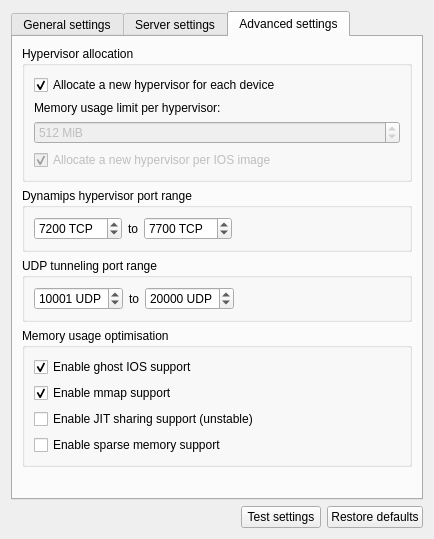
Before: the Qt Designer form gns3/modules/dynamips/ui/dynamips_preferences_page.ui in GNS3/gns3-gui, drawn with Qt 5.
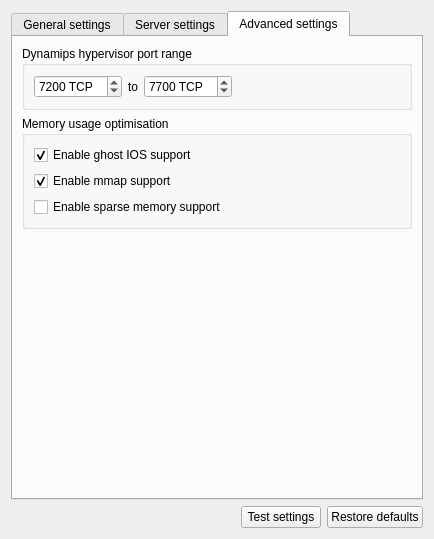
After: the same form once the commit is applied. The open tabs and pages were chosen to show the change.

Commit message: Save Dynamips routers using LocalConfig instead of QSettings.

Patch:
```diff
--- a/gns3/modules/dynamips/ui/dynamips_preferences_page.ui
+++ b/gns3/modules/dynamips/ui/dynamips_preferences_page.ui
@@ -224,64 +224,6 @@
        <string>Advanced settings</string>
       </attribute>
       <layout class="QVBoxLayout" name="verticalLayout_3">
-       <item>
-        <widget class="QGroupBox" name="uiHypervisorAllocationGroupBox">
-         <property name="title">
-          <string>Hypervisor allocation</string>
-         </property>
-         <layout class="QVBoxLayout" name="verticalLayout_2">
-          <item>
-           <widget class="QCheckBox" name="uiAllocateHypervisorPerDeviceCheckBox">
-            <property name="text">
-             <string>Allocate a new hypervisor for each device</string>
-            </property>
-            <property name="checked">
-             <bool>true</bool>
-            </property>
-           </widget>
-          </item>
-          <item>
-           <widget class="QLabel" name="uiMemoryUsageLimitPerHypervisorLabel">
-            <property name="text">
-             <string>Memory usage limit per hypervisor:</string>
-            </property>
-           </widget>
-          </item>
-          <item>
-           <widget class="QSpinBox" name="uiMemoryUsageLimitPerHypervisorSpinBox">
-            <property name="enabled">
-             <bool>false</bool>
-            </property>
-            <property name="suffix">
-             <string> MiB</string>
-            </property>
-            <property name="maximum">
-             <number>1000000</number>
-            </property>
-            <property name="singleStep">
-             <number>128</number>
-            </property>
-            <property name="value">
-             <number>512</number>
-            </property>
-           </widget>
-          </item>
-          <item>
-           <widget class="QCheckBox" name="uiAllocateHypervisorPerIOSCheckBox">
-            <property name="enabled">
-             <bool>false</bool>
-            </property>
-            <property name="text">
-             <string>Allocate a new hypervisor per IOS image</string>
-            </property>
-            <property name="checked">
-             <bool>true</bool>
-            </property>
-           </widget>
-          </item>
-         </layout>
-        </widget>
-       </item>
        <item>
         <widget class="QGroupBox" name="uiHypervisorPortRangeGroupBox">
          <property name="title">
@@ -337,61 +279,6 @@
          </layout>
         </widget>
        </item>
-       <item>
-        <widget class="QGroupBox" name="uiUDPPortRangeGroupBox">
-         <property name="title">
-          <string>UDP tunneling port range</string>
-         </property>
-         <layout class="QHBoxLayout" name="horizontalLayout_7">
-          <item>
-           <widget class="QSpinBox" name="uiUDPStartPortSpinBox">
-            <property name="suffix">
-             <string notr="true"> UDP</string>
-            </property>
-            <property name="maximum">
-             <number>65535</number>
-            </property>
-            <property name="value">
-             <number>10001</number>
-            </property>
-           </widget>
-          </item>
-          <item>
-           <widget class="QLabel" name="uiUDPPortRangeLabel">
-            <property name="text">
-             <string>to</string>
-            </property>
-           </widget>
-          </item>
-          <item>
-           <widget class="QSpinBox" name="uiUDPEndPortSpinBox">
-            <property name="suffix">
-             <string notr="true"> UDP</string>
-            </property>
-            <property name="maximum">
-             <number>65535</number>
-            </property>
-            <property name="value">
-             <number>20000</number>
-            </property>
-           </widget>
-          </item>
-          <item>
-           <spacer name="horizontalSpacer_2">
-            <property name="orientation">
-             <enum>Qt::Horizontal</enum>
-            </property>
-            <property name="sizeHint" stdset="0">
-             <size>
-              <width>147</width>
-              <height>20</height>
-             </size>
-            </property>
-           </spacer>
-          </item>
-         </layout>
-        </widget>
-       </item>
        <item>
         <widget class="QGroupBox" name="uiMemoryUsageOptimisationGroupBox">
          <property name="title">
@@ -424,22 +311,6 @@
             </property>
            </widget>
           </item>
-          <item>
-           <widget class="QCheckBox" name="uiJITSharingSupportCheckBox">
-            <property name="enabled">
-             <bool>true</bool>
-            </property>
-            <property name="toolTip">
-             <string>The JIT sharing feature allows router instances to share JIT blocks, instead of recompiling multiple times in a non-shared way.</string>
-            </property>
-            <property name="text">
-             <string>Enable JIT sharing support (unstable)</string>
-            </property>
-            <property name="checked">
-             <bool>false</bool>
-            </property>
-           </widget>
-          </item>
           <item>
            <widget class="QCheckBox" name="uiSparseMemorySupportCheckBox">
             <property name="toolTip">
```
Left out of the diff: 118 changed lines with no effect on the pictures. The commit also changes 7 other files.
